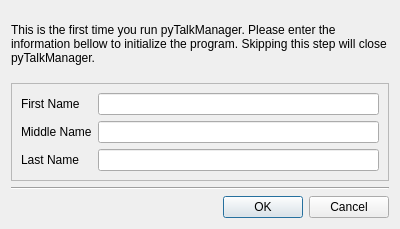
Old version of the form gui/InitWindow.ui in the repository JoelMon/pyTalkManager.
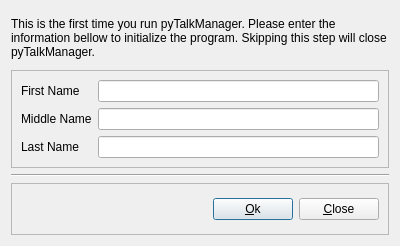
New version of the form.

Commit message: Modified the InitWindow dialog box.

What changed in the file:
```diff
--- a/gui/InitWindow.ui
+++ b/gui/InitWindow.ui
@@ -7,7 +7,7 @@
     <x>0</x>
     <y>0</y>
     <width>400</width>
-    <height>229</height>
+    <height>246</height>
    </rect>
   </property>
   <property name="windowTitle">
@@ -77,13 +77,42 @@
     </widget>
    </item>
    <item>
-    <widget class="QDialogButtonBox" name="buttonBox">
-     <property name="orientation">
-      <enum>Qt::Horizontal</enum>
+    <widget class="QFrame" name="frame_2">
+     <property name="frameShape">
+      <enum>QFrame::StyledPanel</enum>
      </property>
-     <property name="standardButtons">
-      <set>QDialogButtonBox::Cancel|QDialogButtonBox::Ok</set>
+     <property name="frameShadow">
+      <enum>QFrame::Raised</enum>
      </property>
+     <layout class="QHBoxLayout" name="horizontalLayout">
+      <item>
+       <spacer name="horizontalSpacer">
+        <property name="orientation">
+         <enum>Qt::Horizontal</enum>
+        </property>
+        <property name="sizeHint" stdset="0">
+         <size>
+          <width>40</width>
+          <height>20</height>
+         </size>
+        </property>
+       </spacer>
+      </item>
+      <item>
+       <widget class="QPushButton" name="pushButton">
+        <property name="text">
+         <string>&amp;Ok</string>
+        </property>
+       </widget>
+      </item>
+      <item>
+       <widget class="QPushButton" name="pushButton_2">
+        <property name="text">
+         <string>&amp;Close</string>
+        </property>
+       </widget>
+      </item>
+     </layout>
     </widget>
    </item>
   </layout>
```
Left out of the diff: 30 changed lines with no effect on the pictures. The commit also changes 1 other file.
